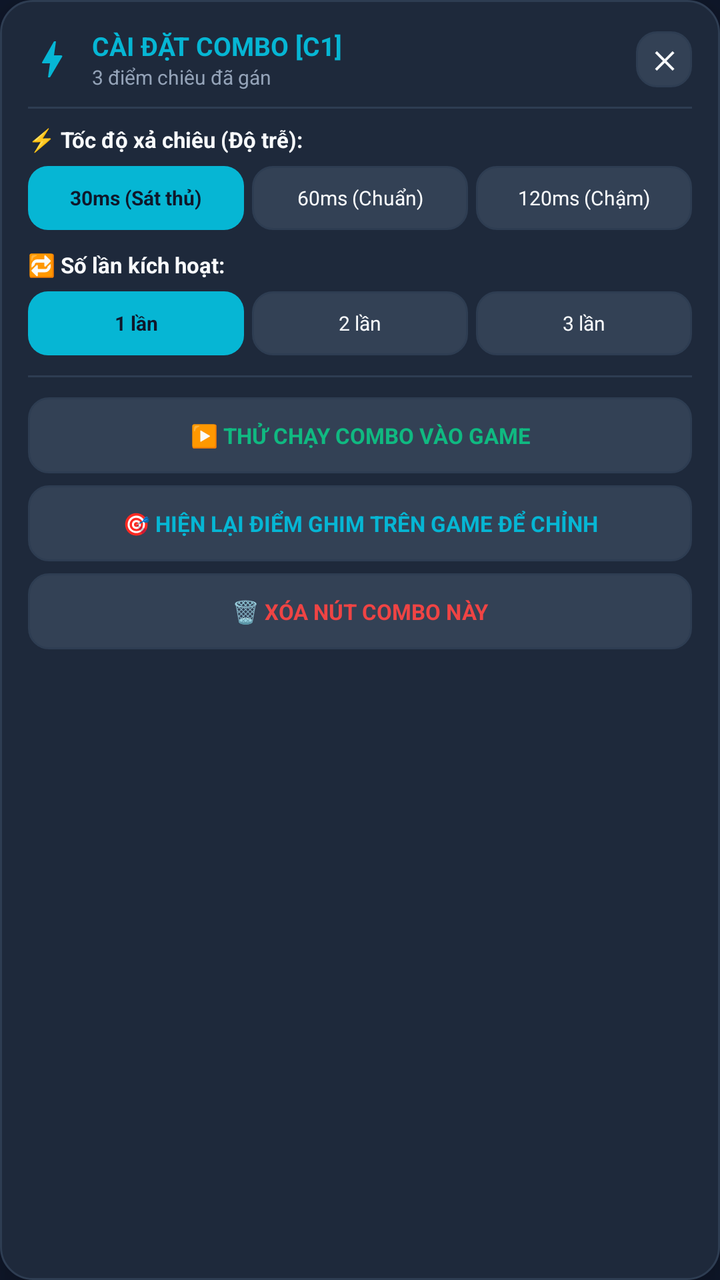
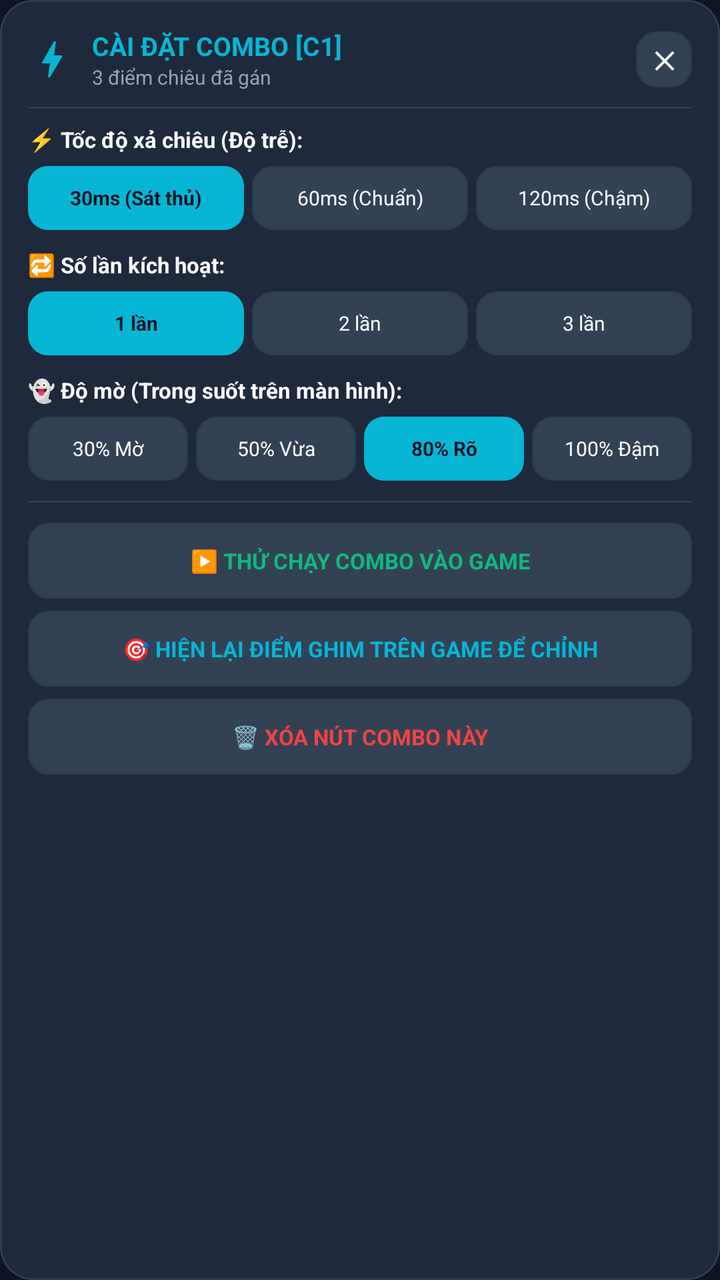

Two renders of the same Android screen: before a commit and after it. Below are the layout's source before the change and the commit's diff.
<!-- AndroidManifest.xml: application theme Theme.MacroGaming -->
<!-- res/layout/view_trigger_config_dialog.xml -->
<?xml version="1.0" encoding="utf-8"?>
<LinearLayout xmlns:android="http://schemas.android.com/apk/res/android"
    android:id="@+id/dialogRoot"
    android:layout_width="280dp"
    android:layout_height="wrap_content"
    android:background="@drawable/bg_dialog_card"
    android:orientation="vertical"
    android:padding="14dp"
    android:elevation="20dp">

    
    <LinearLayout
        android:layout_width="match_parent"
        android:layout_height="wrap_content"
        android:gravity="center_vertical"
        android:orientation="horizontal"
        android:layout_marginBottom="8dp">

        <ImageView
            android:layout_width="24dp"
            android:layout_height="24dp"
            android:src="@drawable/ic_speed"
            android:contentDescription="Turbo Icon" />

        <LinearLayout
            android:layout_width="0dp"
            android:layout_height="wrap_content"
            android:layout_marginStart="8dp"
            android:layout_weight="1"
            android:orientation="vertical">

            <TextView
                android:id="@+id/tvDialogComboName"
                android:layout_width="wrap_content"
                android:layout_height="wrap_content"
                android:text="CÀI ĐẶT COMBO [C1]"
                android:textColor="@color/cyan_neon"
                android:textSize="13sp"
                android:textStyle="bold" />

            <TextView
                android:id="@+id/tvDialogPointsSummary"
                android:layout_width="wrap_content"
                android:layout_height="wrap_content"
                android:text="3 điểm chiêu đã gán"
                android:textColor="@color/text_secondary"
                android:textSize="10sp" />
        </LinearLayout>

        <TextView
            android:id="@+id/btnDialogClose"
            android:layout_width="28dp"
            android:layout_height="28dp"
            android:background="@drawable/bg_turbo_btn_secondary"
            android:gravity="center"
            android:text="✕"
            android:textColor="@color/text_primary"
            android:textSize="12sp"
            android:textStyle="bold" />
    </LinearLayout>

    <View
        android:layout_width="match_parent"
        android:layout_height="1dp"
        android:background="@color/stroke_border"
        android:layout_marginBottom="8dp" />

    
    <TextView
        android:layout_width="wrap_content"
        android:layout_height="wrap_content"
        android:text="⚡ Tốc độ xả chiêu (Độ trễ):"
        android:textColor="@color/text_primary"
        android:textSize="11sp"
        android:textStyle="bold" />

    <LinearLayout
        android:layout_width="match_parent"
        android:layout_height="32dp"
        android:layout_marginTop="6dp"
        android:orientation="horizontal">

        <TextView
            android:id="@+id/btnOptDelayFast"
            android:layout_width="0dp"
            android:layout_height="match_parent"
            android:layout_weight="1"
            android:layout_marginEnd="4dp"
            android:background="@drawable/bg_turbo_btn_primary"
            android:gravity="center"
            android:text="30ms (Sát thủ)"
            android:textColor="@color/bg_dark"
            android:textSize="10sp"
            android:textStyle="bold" />

        <TextView
            android:id="@+id/btnOptDelayNormal"
            android:layout_width="0dp"
            android:layout_height="match_parent"
            android:layout_weight="1"
            android:layout_marginEnd="4dp"
            android:background="@drawable/bg_turbo_btn_secondary"
            android:gravity="center"
            android:text="60ms (Chuẩn)"
            android:textColor="@color/text_primary"
            android:textSize="10sp" />

        <TextView
            android:id="@+id/btnOptDelaySlow"
            android:layout_width="0dp"
            android:layout_height="match_parent"
            android:layout_weight="1"
            android:background="@drawable/bg_turbo_btn_secondary"
            android:gravity="center"
            android:text="120ms (Chậm)"
            android:textColor="@color/text_primary"
            android:textSize="10sp" />
    </LinearLayout>

    
    <TextView
        android:layout_width="wrap_content"
        android:layout_height="wrap_content"
        android:layout_marginTop="10dp"
        android:text="🔁 Số lần kích hoạt:"
        android:textColor="@color/text_primary"
        android:textSize="11sp"
        android:textStyle="bold" />

    <LinearLayout
        android:layout_width="match_parent"
        android:layout_height="32dp"
        android:layout_marginTop="6dp"
        android:orientation="horizontal">

        <TextView
            android:id="@+id/btnRepeat1"
            android:layout_width="0dp"
            android:layout_height="match_parent"
            android:layout_weight="1"
            android:layout_marginEnd="4dp"
            android:background="@drawable/bg_turbo_btn_primary"
            android:gravity="center"
            android:text="1 lần"
            android:textColor="@color/bg_dark"
            android:textSize="10sp"
            android:textStyle="bold" />

        <TextView
            android:id="@+id/btnRepeat2"
            android:layout_width="0dp"
            android:layout_height="match_parent"
            android:layout_weight="1"
            android:layout_marginEnd="4dp"
            android:background="@drawable/bg_turbo_btn_secondary"
            android:gravity="center"
            android:text="2 lần"
            android:textColor="@color/text_primary"
            android:textSize="10sp" />

        <TextView
            android:id="@+id/btnRepeat3"
            android:layout_width="0dp"
            android:layout_height="match_parent"
            android:layout_weight="1"
            android:background="@drawable/bg_turbo_btn_secondary"
            android:gravity="center"
            android:text="3 lần"
            android:textColor="@color/text_primary"
            android:textSize="10sp" />
    </LinearLayout>

    <View
        android:layout_width="match_parent"
        android:layout_height="1dp"
        android:background="@color/stroke_border"
        android:layout_marginTop="10dp"
        android:layout_marginBottom="10dp" />

    
    <TextView
        android:id="@+id/btnDialogTestRun"
        android:layout_width="match_parent"
        android:layout_height="38dp"
        android:background="@drawable/bg_turbo_btn_secondary"
        android:gravity="center"
        android:text="▶️ THỬ CHẠY COMBO VÀO GAME"
        android:textColor="@color/emerald_play"
        android:textSize="11sp"
        android:textStyle="bold" />

    <TextView
        android:id="@+id/btnDialogRestorePins"
        android:layout_width="match_parent"
        android:layout_height="38dp"
        android:layout_marginTop="6dp"
        android:background="@drawable/bg_turbo_btn_secondary"
        android:gravity="center"
        android:text="🎯 HIỆN LẠI ĐIỂM GHIM TRÊN GAME ĐỂ CHỈNH"
        android:textColor="@color/cyan_neon"
        android:textSize="11sp"
        android:textStyle="bold" />

    <TextView
        android:id="@+id/btnDialogDelete"
        android:layout_width="match_parent"
        android:layout_height="38dp"
        android:layout_marginTop="6dp"
        android:background="@drawable/bg_turbo_btn_secondary"
        android:gravity="center"
        android:text="🗑️ XÓA NÚT COMBO NÀY"
        android:textColor="@color/crimson_stop"
        android:textSize="11sp"
        android:textStyle="bold" />

</LinearLayout>
<!-- resources referenced by this layout -->
<resources>
  <color name="bg_dark">#0F172A</color>
  <color name="crimson_stop">#EF4444</color>
  <color name="cyan_neon">#06B6D4</color>
  <color name="emerald_play">#10B981</color>
  <color name="stroke_border">#2E3D52</color>
  <color name="text_primary">#F8FAFC</color>
  <color name="text_secondary">#94A3B8</color>
  <!-- drawable bg_dialog_card (drawable) -->
  <?xml version="1.0" encoding="utf-8"?>
  <shape xmlns:android="http://schemas.android.com/apk/res/android"
      android:shape="rectangle">
      <corners android:radius="16dp" />
      <solid android:color="@color/bg_dialog" />
      <stroke
          android:width="1dp"
          android:color="@color/stroke_border" />
      <padding
          android:bottom="16dp"
          android:left="16dp"
          android:right="16dp"
          android:top="16dp" />
  </shape>
  <!-- drawable bg_turbo_btn_primary (drawable) -->
  <?xml version="1.0" encoding="utf-8"?>
  <shape xmlns:android="http://schemas.android.com/apk/res/android"
      android:shape="rectangle">
      <corners android:radius="10dp" />
      <solid android:color="@color/cyan_neon" />
  </shape>
  <!-- drawable bg_turbo_btn_secondary (drawable) -->
  <?xml version="1.0" encoding="utf-8"?>
  <shape xmlns:android="http://schemas.android.com/apk/res/android"
      android:shape="rectangle">
      <corners android:radius="10dp" />
      <solid android:color="@color/bg_surface_elevated" />
      <stroke
          android:width="1dp"
          android:color="@color/stroke_border" />
  </shape>
  <!-- drawable ic_speed (drawable) -->
  <vector xmlns:android="http://schemas.android.com/apk/res/android"
      android:width="24dp"
      android:height="24dp"
      android:viewportWidth="24"
      android:viewportHeight="24">
    <path
        android:fillColor="#06B6D4"
        android:pathData="M11,21h-1l1,-7H7.5c-0.88,0 -0.33,-0.75 -0.31,-0.78C8.48,10.94 10.42,7.54 13,3h1l-1,7h3.5c0.49,0 0.77,0.34 0.67,0.55L11,21z"/>
  </vector>
  <style name="Theme.MacroGaming" parent="Theme.Material3.Dark.NoActionBar">
          <item name="colorPrimary">@color/cyan_neon</item>
          <item name="colorOnPrimary">@color/bg_dark</item>
          <item name="colorSecondary">@color/purple_accent</item>
          <item name="android:windowBackground">@color/bg_dark</item>
          <item name="android:statusBarColor">@color/bg_dark</item>
          <item name="android:navigationBarColor">@color/bg_dark</item>
      </style>
  <color name="bg_dialog">#1E293B</color>
  <color name="bg_surface_elevated">#334155</color>
  <color name="purple_accent">#8B5CF6</color>
</resources>

<!-- the commit's change to res/layout/view_trigger_config_dialog.xml (unified diff, before → after) -->
@@ -170,6 +170,71 @@
             android:textSize="10sp" />
     </LinearLayout>
 
+    
+    <TextView
+        android:layout_width="wrap_content"
+        android:layout_height="wrap_content"
+        android:layout_marginTop="10dp"
+        android:text="👻 Độ mờ (Trong suốt trên màn hình):"
+        android:textColor="@color/text_primary"
+        android:textSize="11sp"
+        android:textStyle="bold" />
+
+    <LinearLayout
+        android:layout_width="match_parent"
+        android:layout_height="32dp"
+        android:layout_marginTop="6dp"
+        android:orientation="horizontal">
+
+        <TextView
+            android:id="@+id/btnOpacity30"
+            android:layout_width="0dp"
+            android:layout_height="match_parent"
+            android:layout_weight="1"
+            android:layout_marginEnd="4dp"
+            android:background="@drawable/bg_turbo_btn_secondary"
+            android:gravity="center"
+            android:text="30% Mờ"
+            android:textColor="@color/text_primary"
+            android:textSize="10sp" />
+
+        <TextView
+            android:id="@+id/btnOpacity50"
+            android:layout_width="0dp"
+            android:layout_height="match_parent"
+            android:layout_weight="1"
+            android:layout_marginEnd="4dp"
+            android:background="@drawable/bg_turbo_btn_secondary"
+            android:gravity="center"
+            android:text="50% Vừa"
+            android:textColor="@color/text_primary"
+            android:textSize="10sp" />
+
+        <TextView
+            android:id="@+id/btnOpacity80"
+            android:layout_width="0dp"
+            android:layout_height="match_parent"
+            android:layout_weight="1"
+            android:layout_marginEnd="4dp"
+            android:background="@drawable/bg_turbo_btn_primary"
+            android:gravity="center"
+            android:text="80% Rõ"
+            android:textColor="@color/bg_dark"
+            android:textSize="10sp"
+            android:textStyle="bold" />
+
+        <TextView
+            android:id="@+id/btnOpacity100"
+            android:layout_width="0dp"
+            android:layout_height="match_parent"
+            android:layout_weight="1"
+            android:background="@drawable/bg_turbo_btn_secondary"
+            android:gravity="center"
+            android:text="100% Đậm"
+            android:textColor="@color/text_primary"
+            android:textSize="10sp" />
+    </LinearLayout>
+
     <View
         android:layout_width="match_parent"
         android:layout_height="1dp"
